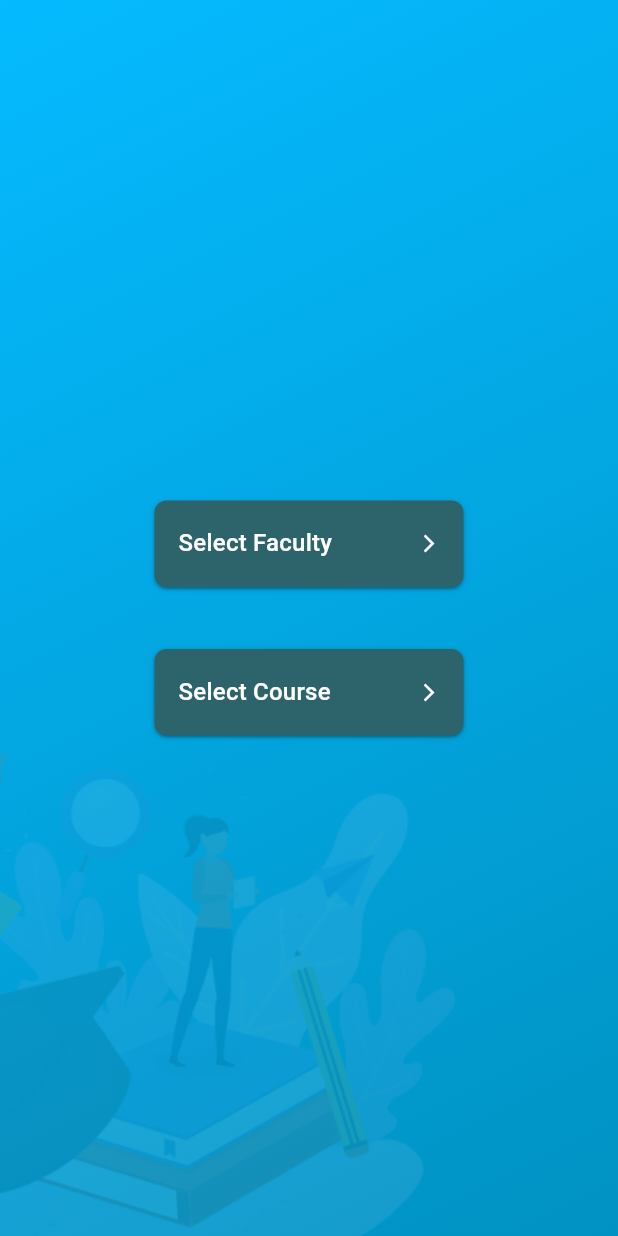
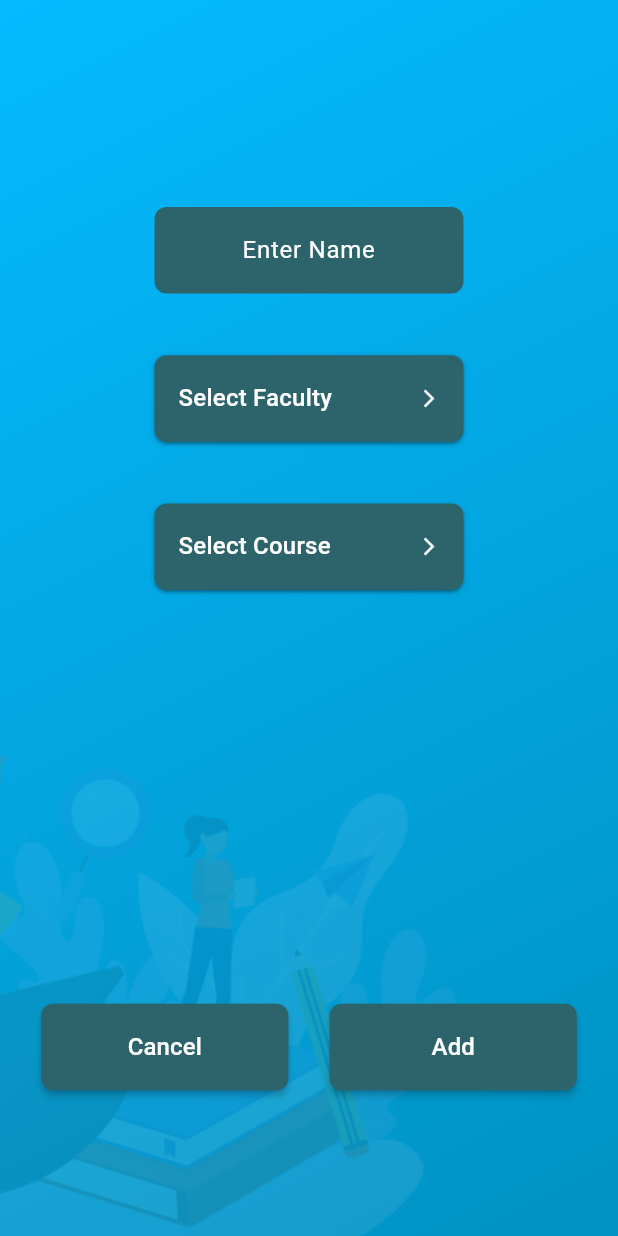
Before and after one commit to mrnipundilshan/UOV-GPA-TRACKER_APP, a Flutter app: the screen it shows after launch, on a phone screen of 412 x 824 dp. Run offline on Flutter 3.47's test engine with Material 3 defaults, Android fonts, the phone set to English and light mode, and no system bars; drawn by our look-alikes of dropdown_button2; our stand-ins replace flutter_svg.

Commit message:
Enhance FacultySelectionPage UI with input field and action buttons

```diff
--- a/lib/background/bg.dart
+++ b/lib/background/bg.dart
@@ -21,17 +21,17 @@ class Background extends StatelessWidget {
               end: Alignment.bottomRight,
             ),
           ),
-          child: SafeArea(child: child),
         ),
         Positioned(
-          top: height * 0.6, // Adjust the top position
-          left: width * -0.3, // Adjust the left position
+          top: height * 0.6,
+          left: width * -0.3,
           child: Image.asset(
             'assets/bg.png',
-            fit: BoxFit.fitWidth,
+            fit: BoxFit.cover,
             opacity: AlwaysStoppedAnimation(0.1),
           ),
         ),
+        SafeArea(child: child),
       ],
     );
   }
--- a/lib/facultyselectionpage.dart
+++ b/lib/facultyselectionpage.dart
@@ -14,8 +14,8 @@ class _FacSelectionPageState extends State<FacSelectionPage> {
   final List<String> faculties = <String>['FAS', 'Tech', 'Bussiness Studies'];
   final Map<String, List<String>> courses = {
     'FAS': ['IT', 'BIO', 'AMC', 'CS'],
-    'Tech': ['Engineering', 'Computer Science', 'Electronics'],
-    'Bussiness Studies': ['Marketing', 'Finance', 'Management'],
+    'Tech': [],
+    'Bussiness Studies': [],
   };
 
   String? selectedFac;
@@ -30,10 +30,34 @@ class _FacSelectionPageState extends State<FacSelectionPage> {
       body: Background(
         child: Column(
           mainAxisAlignment: MainAxisAlignment.spaceBetween,
+          crossAxisAlignment: CrossAxisAlignment.center,
           children: [
             SizedBox(height: height * 0.05),
             Column(
               children: [
+                Container(
+                  width: width * 0.5,
+                  height: height * 0.07,
+                  alignment: Alignment.center,
+                  padding: const EdgeInsets.symmetric(horizontal: 16),
+                  decoration: BoxDecoration(
+                    borderRadius: BorderRadius.circular(8),
+                    color: const Color.fromARGB(255, 45, 100, 107),
+                  ),
+                  child: TextField(
+                    style: TextStyle(fontSize: 16, color: Colors.white),
+                    decoration: InputDecoration(
+                      hintText: 'Enter Name',
+
+                      hintStyle: TextStyle(fontSize: 16, color: Colors.white),
+                      border: InputBorder.none,
+                    ),
+                    textAlign: TextAlign.center,
+                  ),
+                ),
+
+                SizedBox(height: height * 0.05),
+
                 DropdownButton2<String>(
                   underline: SizedBox.shrink(),
                   hint: Text(
@@ -154,7 +178,48 @@ class _FacSelectionPageState extends State<FacSelectionPage> {
               ],
             ),
 
-            SizedBox(height: height * 0.05),
+            SizedBox(height: height * 0.1),
+
+            Row(
+              mainAxisAlignment: MainAxisAlignment.spaceEvenly,
+              children: [
+                ElevatedButton(
+                  onPressed: () {},
+                  style: ElevatedButton.styleFrom(
+                    backgroundColor: const Color.fromARGB(255, 45, 100, 107),
+                    padding: const EdgeInsets.symmetric(horizontal: 16),
+                    minimumSize: Size(width * 0.4, height * 0.07),
+                    shape: RoundedRectangleBorder(
+                      borderRadius: BorderRadius.circular(8),
+                    ),
+                    elevation: 2,
+                  ),
+                  child: Text(
+                    'Cancel',
+                    style: TextStyle(fontSize: 16, color: Colors.white),
+                  ),
+                ),
+
+                ElevatedButton(
+                  onPressed: () {},
+                  style: ElevatedButton.styleFrom(
+                    backgroundColor: const Color.fromARGB(255, 45, 100, 107),
+                    padding: const EdgeInsets.symmetric(horizontal: 16),
+                    minimumSize: Size(width * 0.4, height * 0.07),
+                    shape: RoundedRectangleBorder(
+                      borderRadius: BorderRadius.circular(8),
+                    ),
+                    elevation: 2,
+                  ),
+                  child: Text(
+                    'Add',
+                    style: TextStyle(fontSize: 16, color: Colors.white),
+                  ),
+                ),
+              ],
+            ),
+
+            SizedBox(height: height * 0.0005),
           ],
         ),
       ),
```
